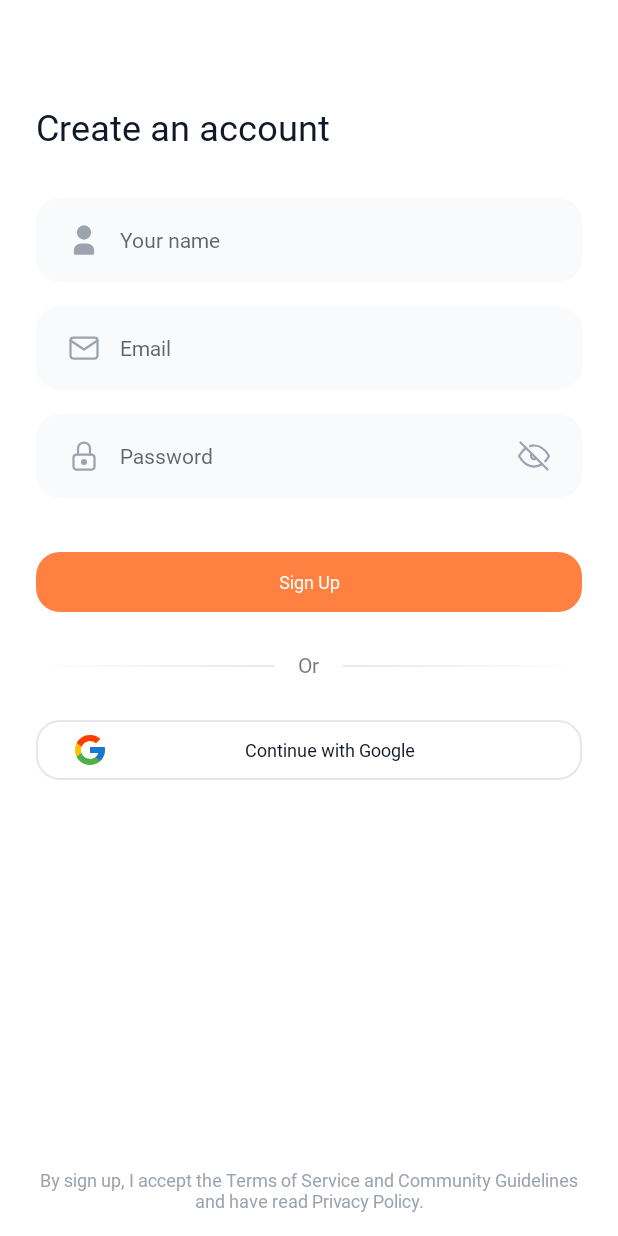
After one commit to ted3x/Evenline, an Android app: the fragment SignUpFragment placed in its activity, on a phone screen of 412 x 824 dp. The commit adds this screen. Run offline under Robolectric (Android 15) with nearby library versions, the phone set to English and light mode, and no system bars; our stand-ins replace Dagger/Hilt's generated code; libraries missing offline, so code that uses them is left out: com.github.terrakok.cicerone; 2 statements that could not run were skipped.

Commit message:
# Implement Sign up screen
Signed-off-by: Tedo Manvelidze <67691418+ted3x@users.noreply.github.com>

```diff
--- a/app/src/main/java/ge/ted3x/evenline/presentation/activity/MainActivity.kt
+++ b/app/src/main/java/ge/ted3x/evenline/presentation/activity/MainActivity.kt
@@ -1,7 +1,7 @@
 /*
- * Created by Tedo Manvelidze(ted3x) on 6/22/23, 5:40 PM
+ * Created by Tedo Manvelidze(ted3x) on 6/22/23, 9:36 PM
  * Copyright (c) 2023 . All rights reserved.
- * Last modified 6/22/23, 5:40 PM
+ * Last modified 6/22/23, 9:36 PM
  */
 
 package ge.ted3x.evenline.presentation.activity
@@ -34,7 +34,7 @@ class MainActivity : AppCompatActivity() {
         super.onCreate(savedInstanceState)
         setContentView(binding.root)
         supportFragmentManager.addOnBackStackChangedListener {
-            binding.appbarBackButton.visibility = if (supportFragmentManager.backStackEntryCount > 1) View.VISIBLE else View.GONE
+            binding.appbarBackButton.visibility = if (supportFragmentManager.backStackEntryCount > 0) View.VISIBLE else View.GONE
         }
         binding.appbarBackButton.setOnClickListener { router.exit() }
         router.newRootScreen(Screens.Splash())
--- a/app/src/main/java/ge/ted3x/evenline/presentation/auth/AuthFragment.kt
+++ b/app/src/main/java/ge/ted3x/evenline/presentation/auth/AuthFragment.kt
@@ -1,7 +1,7 @@
 /*
- * Created by Tedo Manvelidze(ted3x) on 6/22/23, 5:39 PM
+ * Created by Tedo Manvelidze(ted3x) on 6/22/23, 9:36 PM
  * Copyright (c) 2023 . All rights reserved.
- * Last modified 6/22/23, 5:39 PM
+ * Last modified 6/22/23, 9:24 PM
  */
 
 package ge.ted3x.evenline.presentation.auth
@@ -9,11 +9,16 @@ package ge.ted3x.evenline.presentation.auth
 import dagger.hilt.android.AndroidEntryPoint
 import ge.ted3x.evenline.R
 import ge.ted3x.evenline.base.BaseFragment
+import ge.ted3x.evenline.databinding.FragmentAuthBinding
+import ge.ted3x.evenline.extensions.viewBinding
 
 @AndroidEntryPoint
 class AuthFragment : BaseFragment<AuthViewModel>(R.layout.fragment_auth) {
 
+    private val binding by viewBinding(FragmentAuthBinding::bind)
+
     override val viewModelClass = AuthViewModel::class
     override fun onBindViewModel(vm: AuthViewModel) {
+        binding.authWithEmailBtn.setOnClickListener { vm.navigateToSignUp() }
     }
 }
--- a/app/src/main/java/ge/ted3x/evenline/presentation/auth/AuthViewModel.kt
+++ b/app/src/main/java/ge/ted3x/evenline/presentation/auth/AuthViewModel.kt
@@ -1,7 +1,7 @@
 /*
- * Created by Tedo Manvelidze(ted3x) on 6/22/23, 5:39 PM
+ * Created by Tedo Manvelidze(ted3x) on 6/22/23, 9:36 PM
  * Copyright (c) 2023 . All rights reserved.
- * Last modified 6/22/23, 5:39 PM
+ * Last modified 6/22/23, 9:24 PM
  */
 
 package ge.ted3x.evenline.presentation.auth
@@ -9,7 +9,13 @@ package ge.ted3x.evenline.presentation.auth
 import com.github.terrakok.cicerone.Router
 import dagger.hilt.android.lifecycle.HiltViewModel
 import ge.ted3x.evenline.base.BaseViewModel
+import ge.ted3x.evenline.screens.Screens
 import javax.inject.Inject
 
 @HiltViewModel
-class AuthViewModel @Inject constructor(private val router: Router) : BaseViewModel()
+class AuthViewModel @Inject constructor(private val router: Router) : BaseViewModel() {
+
+    fun navigateToSignUp() {
+        router.navigateTo(Screens.SignUp())
+    }
+}
--- /dev/null
+++ b/app/src/main/java/ge/ted3x/evenline/presentation/signup/SignUpFragment.kt
@@ -0,0 +1,20 @@
+/*
+ * Created by Tedo Manvelidze(ted3x) on 6/22/23, 9:36 PM
+ * Copyright (c) 2023 . All rights reserved.
+ * Last modified 6/22/23, 9:24 PM
+ */
+
+package ge.ted3x.evenline.presentation.signup
+
+import dagger.hilt.android.AndroidEntryPoint
+import ge.ted3x.evenline.R
+import ge.ted3x.evenline.base.BaseFragment
+
+@AndroidEntryPoint
+class SignUpFragment : BaseFragment<SignUpViewModel>(R.layout.fragment_sign_up) {
+
+    override val viewModelClass = SignUpViewModel::class
+
+    override fun onBindViewModel(vm: SignUpViewModel) {
+    }
+}
--- /dev/null
+++ b/app/src/main/java/ge/ted3x/evenline/presentation/signup/SignUpViewModel.kt
@@ -0,0 +1,14 @@
+/*
+ * Created by Tedo Manvelidze(ted3x) on 6/22/23, 9:36 PM
+ * Copyright (c) 2023 . All rights reserved.
+ * Last modified 6/22/23, 9:24 PM
+ */
+
+package ge.ted3x.evenline.presentation.signup
+
+import dagger.hilt.android.lifecycle.HiltViewModel
+import ge.ted3x.evenline.base.BaseViewModel
+import javax.inject.Inject
+
+@HiltViewModel
+class SignUpViewModel @Inject constructor() : BaseViewModel()
--- a/app/src/main/java/ge/ted3x/evenline/screens/Screens.kt
+++ b/app/src/main/java/ge/ted3x/evenline/screens/Screens.kt
@@ -1,7 +1,7 @@
 /*
- * Created by Tedo Manvelidze(ted3x) on 6/22/23, 5:39 PM
+ * Created by Tedo Manvelidze(ted3x) on 6/22/23, 9:36 PM
  * Copyright (c) 2023 . All rights reserved.
- * Last modified 6/22/23, 5:39 PM
+ * Last modified 6/22/23, 9:24 PM
  */
 
 package ge.ted3x.evenline.screens
@@ -9,12 +9,16 @@ package ge.ted3x.evenline.screens
 import com.github.terrakok.cicerone.androidx.FragmentScreen
 import ge.ted3x.evenline.presentation.auth.AuthFragment
 import ge.ted3x.evenline.presentation.onboarding.OnboardingFragment
+import ge.ted3x.evenline.presentation.signup.SignUpFragment
 import ge.ted3x.evenline.presentation.splash.SplashFragment
 
 object Screens {
 
     fun Splash() = FragmentScreen { SplashFragment() }
+
     fun Onboarding() = FragmentScreen { OnboardingFragment() }
 
     fun Auth() = FragmentScreen { AuthFragment() }
+
+    fun SignUp() = FragmentScreen { SignUpFragment() }
 }
--- /dev/null
+++ b/app/src/main/res/drawable/cursor_drawable.xml
@@ -0,0 +1,10 @@
+<?xml version="1.0" encoding="utf-8"?><!--
+  ~ Created by Tedo Manvelidze(ted3x) on 6/22/23, 9:36 PM
+  ~ Copyright (c) 2023 . All rights reserved.
+  ~ Last modified 6/22/23, 9:28 PM
+  -->
+
+<shape xmlns:android="http://schemas.android.com/apk/res/android"     android:shape="rectangle" >
+    <size android:width="@dimen/dimen_p_1" />
+    <solid android:color="@color/color_primary_base"/>
+</shape>
--- /dev/null
+++ b/app/src/main/res/drawable/gradient_divider.xml
@@ -0,0 +1,13 @@
+<?xml version="1.0" encoding="utf-8"?><!--
+  ~ Created by Tedo Manvelidze(ted3x) on 6/22/23, 9:36 PM
+  ~ Copyright (c) 2023 . All rights reserved.
+  ~ Last modified 6/22/23, 9:09 PM
+  -->
+
+<shape xmlns:android="http://schemas.android.com/apk/res/android">
+    <gradient
+        android:type="linear"
+        android:angle="0"
+        android:startColor="@color/color_grayscale_200"
+        android:endColor="#00E5E7EB" />
+</shape>
--- /dev/null
+++ b/app/src/main/res/layout/fragment_sign_up.xml
@@ -0,0 +1,94 @@
+<?xml version="1.0" encoding="utf-8"?><!--
+  ~ Created by Tedo Manvelidze(ted3x) on 6/22/23, 9:36 PM
+  ~ Copyright (c) 2023 . All rights reserved.
+  ~ Last modified 6/22/23, 9:31 PM
+  -->
+
+<ScrollView xmlns:android="http://schemas.android.com/apk/res/android"
+    xmlns:app="http://schemas.android.com/apk/res-auto"
+    xmlns:tools="http://schemas.android.com/tools"
+    android:layout_width="match_parent"
+    android:layout_height="match_parent"
+    android:fillViewport="true"
+    android:paddingHorizontal="@dimen/dimen_p_24"
+    android:paddingVertical="@dimen/dimen_p_16"
+    tools:context=".presentation.signup.SignUpFragment">
+
+    <androidx.constraintlayout.widget.ConstraintLayout
+        android:layout_width="match_parent"
+        android:layout_height="wrap_content">
+
+        <TextView
+            android:id="@+id/signUpTitle"
+            style="@style/Label_Heading.4"
+            android:layout_width="wrap_content"
+            android:layout_height="wrap_content"
+            android:text="@string/sign_up_create_an_account"
+            app:layout_constraintStart_toStartOf="parent"
+            app:layout_constraintTop_toTopOf="parent" />
+
+        <ge.ted3x.evenline.components.InputField
+            android:id="@+id/signUpYourName"
+            style="@style/BaseInputField.Label"
+            android:layout_width="match_parent"
+            android:layout_marginTop="@dimen/dimen_p_32"
+            android:drawableStart="@drawable/ic_user"
+            android:hint="@string/sign_up_your_name"
+            app:layout_constraintTop_toBottomOf="@id/signUpTitle" />
+
+        <ge.ted3x.evenline.components.InputField
+            android:id="@+id/signUpEmail"
+            style="@style/BaseInputField.Label"
+            android:layout_width="match_parent"
+            android:layout_marginTop="@dimen/dimen_p_16"
+            android:drawableStart="@drawable/ic_mail"
+            android:hint="@string/sign_up_email"
+            app:layout_constraintTop_toBottomOf="@id/signUpYourName" />
+
+        <ge.ted3x.evenline.components.InputField
+            android:id="@+id/signUpPassword"
+            style="@style/BaseInputField.Password"
+            android:layout_width="match_parent"
+            android:layout_marginTop="@dimen/dimen_p_16"
+            android:hint="@string/sign_up_password"
+            app:layout_constraintTop_toBottomOf="@id/signUpEmail" />
+
+        <com.google.android.material.button.MaterialButton
+            android:id="@+id/authWithEmailBtn"
+            style="@style/Button_Primary"
+            android:layout_width="match_parent"
+            android:layout_height="wrap_content"
+            android:layout_marginTop="@dimen/dimen_p_32"
+            android:text="@string/sign_up"
+            app:layout_constraintTop_toBottomOf="@id/signUpPassword" />
+
+        <include
+            android:id="@+id/divider"
+            layout="@layout/layout_divider"
+            android:layout_width="match_parent"
+            android:layout_height="wrap_content"
+            android:layout_marginTop="@dimen/dimen_p_24"
+            app:layout_constraintTop_toBottomOf="@id/authWithEmailBtn" />
+
+        <com.google.android.material.button.MaterialButton
+            android:id="@+id/authWithGoogleBtn"
+            style="@style/Button_Social"
+            android:layout_width="match_parent"
+            android:layout_height="wrap_content"
+            android:layout_marginTop="@dimen/dimen_p_24"
+            android:text="@string/auth_continue_with_google"
+            app:icon="@drawable/ic_google"
+            app:layout_constraintTop_toBottomOf="@id/divider" />
+
+        <TextView
+            style="@style/Label_Body_Small_Regular"
+            android:layout_width="wrap_content"
+            android:layout_height="wrap_content"
+            android:gravity="center"
+            android:text="@string/sign_up_terms"
+            android:textColor="@color/color_grayscale_400"
+            app:layout_constraintBottom_toBottomOf="parent"
+            app:layout_constraintEnd_toEndOf="parent"
+            app:layout_constraintStart_toStartOf="parent" />
+    </androidx.constraintlayout.widget.ConstraintLayout>
+</ScrollView>
--- /dev/null
+++ b/app/src/main/res/layout/layout_divider.xml
@@ -0,0 +1,32 @@
+<?xml version="1.0" encoding="utf-8"?><!--
+  ~ Created by Tedo Manvelidze(ted3x) on 6/22/23, 9:36 PM
+  ~ Copyright (c) 2023 . All rights reserved.
+  ~ Last modified 6/22/23, 9:14 PM
+  -->
+
+<LinearLayout xmlns:android="http://schemas.android.com/apk/res/android"
+    android:layout_width="match_parent"
+    android:layout_height="wrap_content"
+    android:gravity="center"
+    android:orientation="horizontal">
+
+    <View
+        android:layout_width="0dp"
+        android:layout_height="@dimen/dimen_p_1"
+        android:layout_weight="1"
+        android:rotation="180"
+        android:background="@drawable/gradient_divider"/>
+
+    <TextView
+        style="@style/Label_Body_Medium_Regular"
+        android:layout_width="wrap_content"
+        android:layout_height="wrap_content"
+        android:layout_marginHorizontal="@dimen/dimen_p_16"
+        android:text="@string/divider_or"/>
+
+    <View
+        android:layout_width="0dp"
+        android:layout_height="@dimen/dimen_p_1"
+        android:layout_weight="1"
+        android:background="@drawable/gradient_divider"/>
+</LinearLayout>
--- a/app/src/main/res/values/strings.xml
+++ b/app/src/main/res/values/strings.xml
@@ -1,7 +1,7 @@
 <!--
-  ~ Created by Tedo Manvelidze(ted3x) on 6/22/23, 8:57 PM
+  ~ Created by Tedo Manvelidze(ted3x) on 6/22/23, 9:36 PM
   ~ Copyright (c) 2023 . All rights reserved.
-  ~ Last modified 6/22/23, 7:52 PM
+  ~ Last modified 6/22/23, 9:11 PM
   -->
 
 <resources>
@@ -13,4 +13,11 @@
     <string name="auth_description">Sign up or log in to see what happening near you.</string>
     <string name="auth_continue_with_google">Continue with Google</string>
     <string name="don_t_have_an_account_sign_up">Don\'t have an account? Sign up</string>
+    <string name="sign_up_create_an_account">Create an account</string>
+    <string name="sign_up_your_name">Your name</string>
+    <string name="sign_up_email">Email</string>
+    <string name="sign_up_password">Password</string>
+    <string name="sign_up">Sign Up</string>
+    <string name="divider_or">Or</string>
+    <string name="sign_up_terms">By sign up, I accept the Terms of Service and Community Guidelines and have read Privacy Policy.</string>
 </resources>
--- a/app/src/main/res/values/styles_input_field.xml
+++ b/app/src/main/res/values/styles_input_field.xml
@@ -1,7 +1,7 @@
 <?xml version="1.0" encoding="utf-8"?><!--
-  ~ Created by Tedo Manvelidze(ted3x) on 6/22/23, 1:27 PM
+  ~ Created by Tedo Manvelidze(ted3x) on 6/22/23, 9:36 PM
   ~ Copyright (c) 2023 . All rights reserved.
-  ~ Last modified 6/22/23, 1:27 PM
+  ~ Last modified 6/22/23, 9:30 PM
   -->
 
 <resources>
@@ -9,12 +9,15 @@
     <style name="BaseInputField">
         <item name="android:layout_height">@dimen/dimen_p_56</item>
         <item name="android:background">@drawable/selector_edit_text</item>
-        <item name="hintTextColor">@color/color_grayscale_400</item>
         <item name="android:paddingStart">@dimen/dimen_p_20</item>
         <item name="android:paddingEnd">@dimen/dimen_p_20</item>
         <item name="android:gravity">center_vertical</item>
+        <item name="android:drawablePadding">@dimen/dimen_p_12</item>
+        <item name="android:textAppearance">@style/Label_Body_Medium_Medium</item>
+        <item name="android:textCursorDrawable">@drawable/cursor_drawable</item>
+        <item name="drawableTint">@color/color_grayscale_400</item>
+        <item name="hintTextColor">@color/color_grayscale_400</item>
         <item name="hintTextAppearance">@style/Label_Body_Medium_Regular</item>
-        <item name="android:textAppearance">@style/Label_Body_Medium_Medium</item>
     </style>
 
     <style name="BaseInputField.Label" parent="BaseInputField">
@@ -23,7 +26,6 @@
         <item name="hintTextColor">@color/color_grayscale_400</item>
         <item name="android:paddingStart">@dimen/dimen_p_20</item>
         <item name="android:paddingEnd">@dimen/dimen_p_20</item>
-        <item name="android:drawablePadding">@dimen/dimen_p_12</item>
         <item name="android:gravity">center_vertical</item>
         <item name="hintTextAppearance">@style/Label_Body_Medium_Regular</item>
         <item name="android:textAppearance">@style/Label_Body_Medium_Medium</item>
@@ -33,13 +35,11 @@
     <style name="BaseInputField.Password" parent="BaseInputField">
         <item name="android:drawableStart">@drawable/ic_lock</item>
         <item name="android:drawableEnd">@drawable/ic_eye_off</item>
-        <item name="android:drawableTint">@color/color_grayscale_400</item>
         <item name="android:inputType">textPassword</item>
     </style>
 
     <style name="BaseInputField.PhoneNumber" parent="BaseInputField">
         <item name="android:drawableStart">@drawable/ic_phone</item>
-        <item name="android:drawableTint">@color/color_grayscale_400</item>
         <item name="android:inputType">number</item>
     </style>
 </resources>
```
